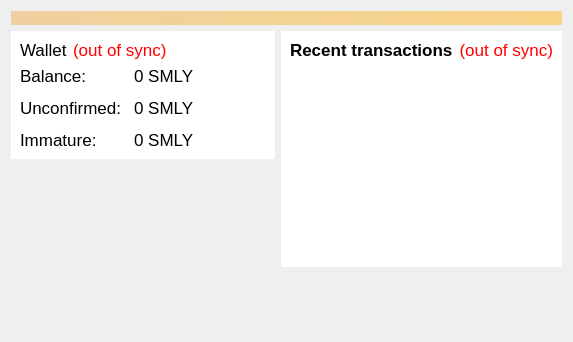
Qt form src/qt/forms/overviewpage.ui (smileycoin/smileyCoin) before a commit.
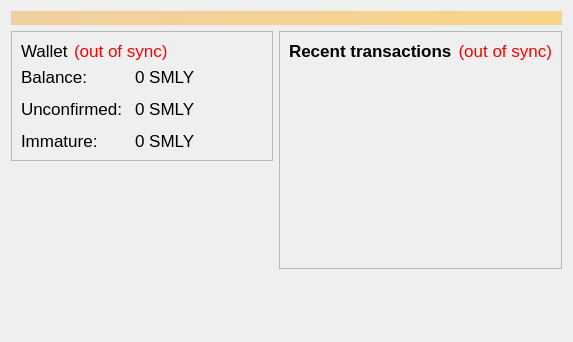
The same form after that commit.

Commit message: Fixed white constant background for overview window in dark mode for MacOS

Diff of the .ui file:
```diff
--- a/src/qt/forms/overviewpage.ui
+++ b/src/qt/forms/overviewpage.ui
@@ -36,9 +36,6 @@
       <layout class="QVBoxLayout" name="verticalLayout_2">
        <item>
         <widget class="QFrame" name="frame">
-         <property name="styleSheet">
-          <string notr="true">#frame{border:none; background:#ffffff;}</string>
-         </property>
          <property name="frameShape">
           <enum>QFrame::StyledPanel</enum>
          </property>
@@ -251,9 +248,6 @@
       <layout class="QVBoxLayout" name="verticalLayout_3">
        <item>
         <widget class="QFrame" name="frame_2">
-         <property name="styleSheet">
-          <string notr="true">#frame_2{border:none; background:#ffffff;}</string>
-         </property>
          <property name="frameShape">
           <enum>QFrame::StyledPanel</enum>
          </property>
```
